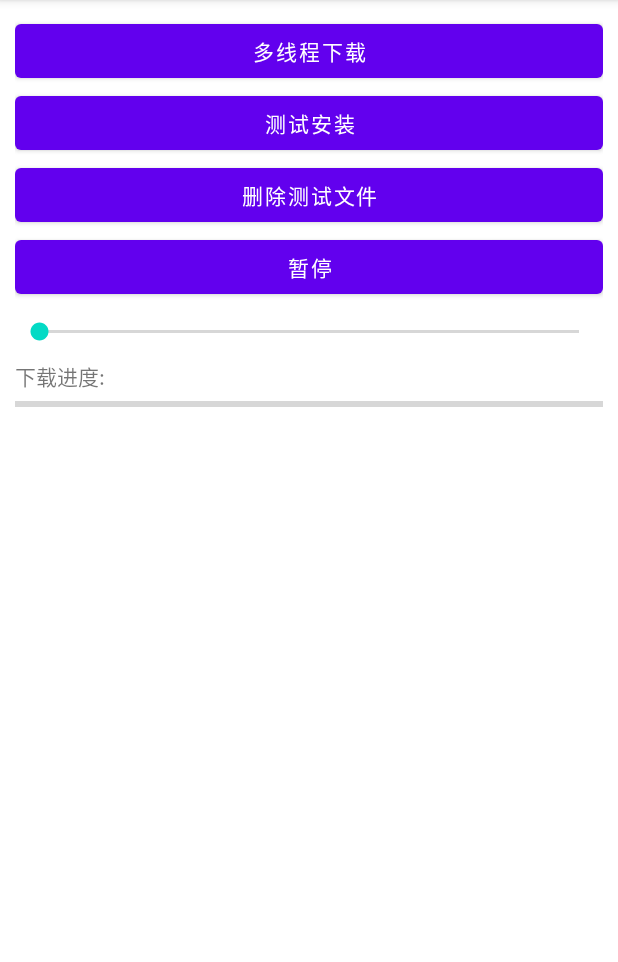
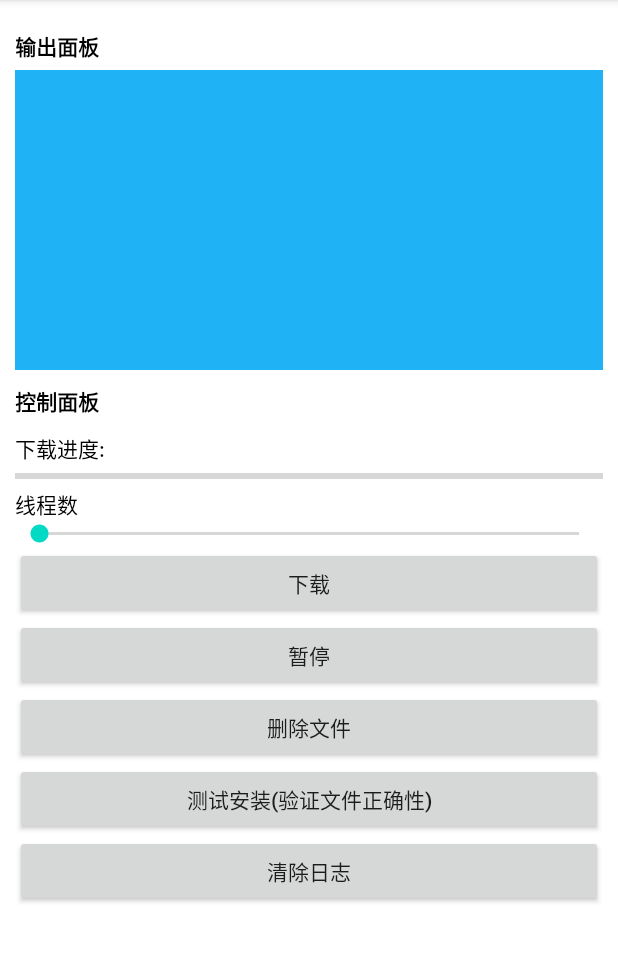
Before and after one commit to changer0/QuickDownload, an Android app: the screen it shows after launch (MainActivity), on a phone screen of 412 x 824 dp, the part 84-1046 px from its top. Run offline under Robolectric (Android 15) with nearby library versions, the phone set to English and light mode, and no system bars.

Commit message:
完善 Demo

```diff
--- /dev/null
+++ b/app/src/main/java/org/lulu/quickdownload/ButtonControllerLinerLayout.java
@@ -0,0 +1,66 @@
+package org.lulu.quickdownload;
+
+import android.content.Context;
+import android.graphics.Color;
+import android.util.AttributeSet;
+import android.view.LayoutInflater;
+import android.view.View;
+import android.view.ViewGroup;
+import android.widget.Button;
+import android.widget.LinearLayout;
+import android.widget.TextView;
+
+import androidx.annotation.LayoutRes;
+import androidx.annotation.Nullable;
+
+/**
+ * author: changer0
+ * date: 2022/6/27
+ */
+public class ButtonControllerLinerLayout extends LinearLayout {
+    public ButtonControllerLinerLayout(Context context) {
+        super(context);
+    }
+
+    public ButtonControllerLinerLayout(Context context, @Nullable AttributeSet attrs) {
+        super(context, attrs);
+    }
+
+    public ButtonControllerLinerLayout(Context context, @Nullable AttributeSet attrs, int defStyleAttr) {
+        super(context, attrs, defStyleAttr);
+    }
+
+    public ButtonControllerLinerLayout(Context context, AttributeSet attrs, int defStyleAttr, int defStyleRes) {
+        super(context, attrs, defStyleAttr, defStyleRes);
+    }
+
+    public Button addButton(CharSequence text, View.OnClickListener clickListener) {
+        Button button = new Button(getContext());
+        button.setText(text);
+        button.setOnClickListener(clickListener);
+        addComponent(button);
+        return button;
+    }
+
+    public TextView addText(CharSequence text) {
+        TextView textView = new TextView(getContext());
+        textView.setText(text);
+        textView.setTextColor(Color.BLACK);
+        addComponent(textView);
+        return textView;
+    }
+
+    public void addComponent(View view) {
+        view.setLayoutParams(new LayoutParams(
+                ViewGroup.LayoutParams.MATCH_PARENT,
+                ViewGroup.LayoutParams.WRAP_CONTENT
+        ));
+        addView(view);
+    }
+
+    public View addComponent(@LayoutRes int layout) {
+        View inflate = LayoutInflater.from(getContext()).inflate(layout, null);
+        addComponent(inflate);
+        return inflate;
+    }
+}
--- a/app/src/main/java/org/lulu/quickdownload/MainActivity.java
+++ b/app/src/main/java/org/lulu/quickdownload/MainActivity.java
@@ -1,5 +1,6 @@
 package org.lulu.quickdownload;
 
+import androidx.annotation.Nullable;
 import androidx.appcompat.app.AppCompatActivity;
 import androidx.core.content.FileProvider;
 
@@ -17,6 +18,7 @@ import org.lulu.quick_download.DownloadInfo;
 import org.lulu.quick_download.DownloadListener;
 import org.lulu.quick_download.DownloadParams;
 import org.lulu.quick_download.DownloadSegment;
+import org.lulu.quick_download.ILogger;
 import org.lulu.quick_download.QuickDownload;
 
 import java.io.File;
@@ -25,39 +27,89 @@ public class MainActivity extends AppCompatActivity {
 
     private static final String TAG = "MainActivity";
 
+    private OutPanelController outPanelController;
+    private ButtonControllerLinerLayout bottomContainer;
+
     private final String downloadUrl = "https://ucan.25pp.com/Wandoujia_web_seo_baidu_homepage.apk";
     private File descFile;
     private ProgressBar progressBar;
-    private SeekBar seekBar;
     private String downloadId;
 
     @Override
     protected void onCreate(Bundle savedInstanceState) {
         super.onCreate(savedInstanceState);
-        setContentView(R.layout.activity_main);
-        progressBar = findViewById(R.id.progress_bar);
-        seekBar = findViewById(R.id.thread_count);
+        setContentView(R.layout.activity_layout_sample);
         descFile = new File(getExternalCacheDir() + "/" + "test.apk");
-        progressBar.setMax(100);
-        seekBar.setMax(10);
+        outPanelController = new OutPanelController(findViewById(R.id.svOutPanel),
+                findViewById(R.id.tvOutPanel));
+
+        bottomContainer = findViewById(R.id.llControlPanel);
+
+        bottomContainer.addText("下载进度:");
+        progressBar = (ProgressBar) bottomContainer.addComponent(R.layout.progress_bar);
+        bottomContainer.addText("线程数");
+        SeekBar seekBar = (SeekBar) bottomContainer.addComponent(R.layout.thread_count_seek_bar);
+
+        QuickDownload.getInstance().setConfig(
+                QuickDownload.getInstance().getConfig().newBuilder().log(new ILogger() {
+                    @Override
+                    public void i(String msg) {
+                        Log.i(TAG, msg);
+                        outPanelController.printlnI(msg);
+                    }
+
+                    @Override
+                    public void e(String msg, @Nullable Throwable throwable) {
+                        Log.e(TAG, msg, throwable);
+                        outPanelController.printlnE(msg + " | " + (throwable != null ? throwable.getMessage() : ""));
+                    }
+                }).build()
+        );
+
         seekBar.setOnSeekBarChangeListener(new SeekBar.OnSeekBarChangeListener() {
             @Override
             public void onProgressChanged(SeekBar seekBar, int progress, boolean fromUser) {
-                Toast.makeText(MainActivity.this, "当前线程数: " + progress, Toast.LENGTH_SHORT).show();
+                //Toast.makeText(MainActivity.this, "当前线程数: " + progress, Toast.LENGTH_SHORT).show();
+                CharSequence msg;
+                if (progress <= 0) {
+                    msg = "默认线程数";
+                } else {
+                    msg = "当前线程数: " + progress;
+                }
+                outPanelController.printlnI(msg);
                 QuickDownload.getInstance().setConfig(
                         QuickDownload.getInstance().getConfig().newBuilder().threadCount(progress).build()
                 );
             }
+
             @Override
-            public void onStartTrackingTouch(SeekBar seekBar) {}
+            public void onStartTrackingTouch(SeekBar seekBar) {
+            }
+
             @Override
-            public void onStopTrackingTouch(SeekBar seekBar) {}
+            public void onStopTrackingTouch(SeekBar seekBar) {
+            }
+        });
+
+
+        bottomContainer.addButton("下载", v -> doDownload());
+        bottomContainer.addButton("暂停", v -> {
+            outPanelController.printlnI(downloadId + " 暂停: " + QuickDownload.getInstance().pauseTaskById(downloadId));
+        });
+        bottomContainer.addButton("删除文件", v -> {
+            outPanelController.printlnI(descFile + " 删除: " + descFile.delete());
+        });
+
+        bottomContainer.addButton("测试安装(验证文件正确性)", v -> {
+            testInstall();
+        });
+
+        bottomContainer.addButton("清除日志", v -> {
+            outPanelController.clearPanel();
         });
     }
 
     public void multiThreadDownload(View view) {
-        //Toast.makeText(this, "当前 CPU 个数:" + Runtime.getRuntime().availableProcessors(), Toast.LENGTH_SHORT).show();
-        Toast.makeText(this, "开始下载, 线程数: " + QuickDownload.getInstance().getConfig().getThreadCount(), Toast.LENGTH_SHORT).show();
         doDownload();
     }
 
@@ -95,9 +147,10 @@ public class MainActivity extends AppCompatActivity {
                 });
             }
         });
+        outPanelController.printlnI("开始下载: " + downloadId);
     }
 
-    public void testInstall(View view) {
+    public void testInstall() {
         Intent intent = new Intent(Intent.ACTION_VIEW);
         intent.addFlags(Intent.FLAG_ACTIVITY_NEW_TASK);
         if (Build.VERSION.SDK_INT >= Build.VERSION_CODES.N) { // 7.0+以上版本
@@ -109,12 +162,4 @@ public class MainActivity extends AppCompatActivity {
         }
         this.startActivity(intent);
     }
-
-    public void removeFile(View view) {
-        Toast.makeText(this, "删除完成:" + descFile.delete(), Toast.LENGTH_SHORT).show();
-    }
-
-    public void pauseDownload(View view) {
-        Toast.makeText(this, "暂停: " + QuickDownload.getInstance().pauseTaskById(downloadId), Toast.LENGTH_SHORT).show();
-    }
 }
--- /dev/null
+++ b/app/src/main/java/org/lulu/quickdownload/OutPanelController.java
@@ -0,0 +1,73 @@
+package org.lulu.quickdownload;
+
+import android.annotation.SuppressLint;
+import android.graphics.Color;
+import android.os.Handler;
+import android.os.Looper;
+import android.text.Spannable;
+import android.text.SpannableString;
+import android.text.SpannableStringBuilder;
+import android.text.Spanned;
+import android.text.TextUtils;
+import android.text.style.ForegroundColorSpan;
+import android.widget.ScrollView;
+import android.widget.TextView;
+
+import androidx.lifecycle.MutableLiveData;
+
+/**
+ * author: changer0
+ * date: 2022/6/27
+ */
+public class OutPanelController {
+
+    private Handler mainHandler = new Handler(Looper.getMainLooper());
+
+    private TextView tvOutPanel;
+    private ScrollView scrollView;
+    SpannableStringBuilder spannableStringBuilder = new SpannableStringBuilder();
+
+
+    public OutPanelController(ScrollView scrollView, TextView tvOutPanel) {
+        this.tvOutPanel = tvOutPanel;
+        this.scrollView = scrollView;
+    }
+
+    public void printlnE(CharSequence msg) {
+        SpannableString spannableString = new SpannableString(msg);
+        spannableString.setSpan(
+                new ForegroundColorSpan(Color.RED),
+                0, msg.length(), Spanned.SPAN_EXCLUSIVE_EXCLUSIVE
+        );
+        printlnI(spannableString);
+    }
+
+    @SuppressLint("SetTextI18n")
+    public void printlnI(CharSequence msg) {
+        if (!isMainThread()) {
+            mainHandler.post(() -> printlnI(msg));
+            return;
+        }
+        spannableStringBuilder.append(msg);
+        spannableStringBuilder.append("\n————————————————————————————\n");
+
+//        CharSequence oldStr = tvOutPanel.getText();
+//        if (TextUtils.isEmpty(oldStr)) {
+//            tvOutPanel.setText(msg);
+//        } else {
+//            tvOutPanel.setText(oldStr + "\n" + msg);
+//        }
+        tvOutPanel.setText(spannableStringBuilder);
+        mainHandler.postDelayed(() -> scrollView.fullScroll(ScrollView.FOCUS_DOWN), 200);
+
+    }
+
+    public void clearPanel() {
+        spannableStringBuilder.clear();
+        tvOutPanel.setText("");
+    }
+
+    public static boolean isMainThread() {
+        return Looper.myLooper() == Looper.getMainLooper();
+    }
+}
--- /dev/null
+++ b/app/src/main/res/layout/activity_layout_sample.xml
@@ -0,0 +1,74 @@
+<?xml version="1.0" encoding="utf-8"?>
+<androidx.constraintlayout.widget.ConstraintLayout xmlns:android="http://schemas.android.com/apk/res/android"
+    android:layout_width="match_parent"
+    android:layout_height="match_parent"
+    android:background="#FFF"
+    android:paddingStart="10dp"
+    android:paddingEnd="10dp"
+    android:paddingBottom="10dp"
+    xmlns:app="http://schemas.android.com/apk/res-auto">
+
+<!--    <TextView-->
+<!--        android:id="@+id/tvTitle"-->
+<!--        app:layout_constraintTop_toTopOf="parent"-->
+<!--        app:layout_constraintStart_toStartOf="parent"-->
+<!--        android:text="QuickDownload 工具"-->
+<!--        android:textColor="#000"-->
+<!--        android:textStyle="bold"-->
+<!--        android:textSize="20dp"-->
+<!--        android:layout_width="match_parent"-->
+<!--        android:layout_height="wrap_content"/>-->
+
+    <!--输出面板-->
+    <TextView
+        android:id="@+id/tvOutPanelTitle"
+        android:text="输出面板"
+        android:textStyle="bold"
+        android:textColor="#000"
+        android:layout_marginTop="20dp"
+        app:layout_constraintTop_toTopOf="parent"
+        android:layout_width="match_parent"
+        android:layout_height="wrap_content"/>
+    <ScrollView
+        android:id="@+id/svOutPanel"
+        android:layout_marginTop="5dp"
+        app:layout_constraintTop_toBottomOf="@id/tvOutPanelTitle"
+        android:background="#E203A9F4"
+        android:padding="5dp"
+        android:layout_width="match_parent"
+        android:layout_height="200dp">
+        <TextView
+            android:id="@+id/tvOutPanel"
+            android:textColor="#FFF"
+            android:layout_width="match_parent"
+            android:layout_height="wrap_content"/>
+    </ScrollView>
+
+
+    <!--控制面板-->
+    <TextView
+        android:id="@+id/tvControlPanelTitle"
+        android:text="控制面板"
+        android:textStyle="bold"
+        android:textColor="#000"
+        android:layout_marginTop="10dp"
+        app:layout_constraintTop_toBottomOf="@id/svOutPanel"
+        android:layout_width="match_parent"
+        android:layout_height="wrap_content"/>
+    <ScrollView
+        android:id="@+id/svControlPanel"
+        android:layout_marginTop="10dp"
+        app:layout_constraintTop_toBottomOf="@id/tvControlPanelTitle"
+        app:layout_constraintBottom_toBottomOf="parent"
+        android:layout_width="match_parent"
+        android:layout_height="0dp">
+        <org.lulu.quickdownload.ButtonControllerLinerLayout
+            android:id="@+id/llControlPanel"
+            android:orientation="vertical"
+            android:layout_width="match_parent"
+            android:layout_height="wrap_content">
+
+        </org.lulu.quickdownload.ButtonControllerLinerLayout>
+    </ScrollView>
+
+</androidx.constraintlayout.widget.ConstraintLayout>
--- a/app/src/main/res/layout/activity_main.xml
+++ /dev/null
@@ -1,50 +0,0 @@
-<?xml version="1.0" encoding="utf-8"?>
-<LinearLayout xmlns:android="http://schemas.android.com/apk/res/android"
-    xmlns:app="http://schemas.android.com/apk/res-auto"
-    xmlns:tools="http://schemas.android.com/tools"
-    android:layout_width="match_parent"
-    android:layout_height="match_parent"
-    android:orientation="vertical"
-    android:padding="10dp"
-    tools:context=".MainActivity">
-    <Button
-        android:text="多线程下载"
-        android:onClick="multiThreadDownload"
-        android:layout_width="match_parent"
-        android:layout_height="wrap_content"/>
-
-    <Button
-        android:text="测试安装"
-        android:onClick="testInstall"
-        android:layout_width="match_parent"
-        android:layout_height="wrap_content"/>
-    <Button
-        android:text="删除测试文件"
-        android:onClick="removeFile"
-        android:layout_width="match_parent"
-        android:layout_height="wrap_content"/>
-
-    <Button
-        android:text="暂停"
-        android:onClick="pauseDownload"
-        android:layout_width="match_parent"
-        android:layout_height="wrap_content"/>
-
-    <SeekBar
-        android:id="@+id/thread_count"
-        android:layout_marginTop="10dp"
-        android:layout_width="match_parent"
-        android:layout_height="wrap_content"/>
-
-    <TextView
-        android:text="下载进度: "
-        android:layout_marginTop="10dp"
-        android:layout_width="match_parent"
-        android:layout_height="wrap_content"/>
-
-    <ProgressBar
-        android:id="@+id/progress_bar"
-        style="@style/Widget.AppCompat.ProgressBar.Horizontal"
-        android:layout_width="match_parent"
-        android:layout_height="wrap_content"/>
-</LinearLayout>
--- /dev/null
+++ b/app/src/main/res/layout/progress_bar.xml
@@ -0,0 +1,7 @@
+<?xml version="1.0" encoding="utf-8"?>
+<ProgressBar
+    xmlns:android="http://schemas.android.com/apk/res/android"
+    android:id="@+id/progress_bar"
+    style="@style/Widget.AppCompat.ProgressBar.Horizontal"
+    android:layout_width="match_parent"
+    android:layout_height="wrap_content"/>
--- /dev/null
+++ b/app/src/main/res/layout/thread_count_seek_bar.xml
@@ -0,0 +1,6 @@
+<?xml version="1.0" encoding="utf-8"?>
+<SeekBar android:id="@+id/thread_count"
+    android:max="10"
+    android:layout_width="match_parent"
+    android:layout_height="wrap_content"
+    xmlns:android="http://schemas.android.com/apk/res/android" />
```
Also changed, not shown: app/src/main/AndroidManifest.xml (+4 -5 lines).
